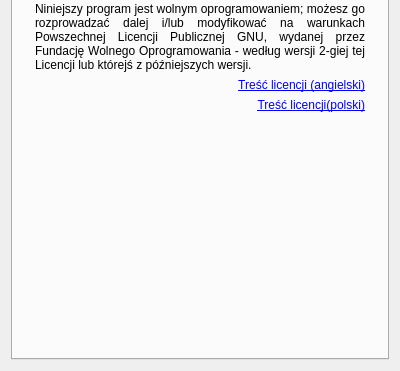
Before: the Qt Designer form interface/mainwindow.ui in Kuszki/AVR-Sensors, drawn with Qt 5; both pictures show x 0 to 400 and y 179 to 550 of the 400 by 550 pixel window.
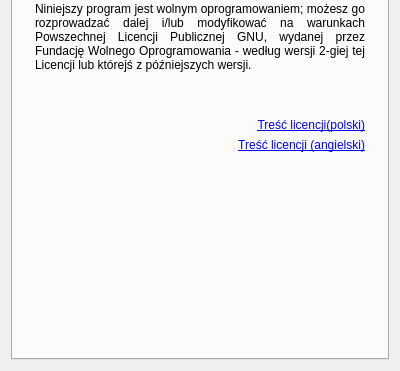
After: the same form once the commit is applied. The open tabs and pages were chosen to show the change. Icons and pictures are not drawn.

```diff
--- a/interface/mainwindow.ui
+++ b/interface/mainwindow.ui
@@ -39,14 +39,17 @@
          <layout class="QVBoxLayout" name="layoutSensors"/>
         </item>
         <item row="1" column="0">
-         <widget class="QWidget" name="layoutHelper" native="true">
-          <property name="sizePolicy">
-           <sizepolicy hsizetype="Expanding" vsizetype="Expanding">
-            <horstretch>0</horstretch>
-            <verstretch>0</verstretch>
-           </sizepolicy>
+         <spacer name="verticalSpacer">
+          <property name="orientation">
+           <enum>Qt::Vertical</enum>
           </property>
-         </widget>
+          <property name="sizeHint" stdset="0">
+           <size>
+            <width>20</width>
+            <height>40</height>
+           </size>
+          </property>
+         </spacer>
         </item>
        </layout>
       </widget>
@@ -373,9 +376,15 @@
         </item>
         <item row="1" column="0">
          <widget class="QWidget" name="layoutLicense" native="true">
-          <layout class="QGridLayout" name="gridLayout_5">
-           <item row="0" column="0">
+          <layout class="QGridLayout" name="gridLayout">
+           <item row="0" column="0" colspan="2">
             <widget class="QLabel" name="labelLicenseText">
+             <property name="sizePolicy">
+              <sizepolicy hsizetype="Preferred" vsizetype="Fixed">
+               <horstretch>0</horstretch>
+               <verstretch>0</verstretch>
+              </sizepolicy>
+             </property>
              <property name="text">
               <string>Niniejszy program jest wolnym oprogramowaniem; możesz go rozprowadzać dalej i/lub modyfikować na warunkach Powszechnej Licencji Publicznej GNU, wydanej przez Fundację Wolnego Oprogramowania - według wersji 2-giej tej Licencji lub którejś z późniejszych wersji.</string>
              </property>
@@ -391,15 +400,13 @@
             </widget>
            </item>
            <item row="1" column="0">
-            <layout class="QHBoxLayout" name="layoutFoot">
-             <item>
-              <layout class="QVBoxLayout" name="verticalLayout_2">
+            <layout class="QVBoxLayout" name="layouLogo">
                <item>
                 <widget class="QLabel" name="labelGNU">
                  <property name="minimumSize">
                   <size>
-                   <width>120</width>
-                   <height>120</height>
+                 <width>150</width>
+                 <height>150</height>
                   </size>
                  </property>
                  <property name="maximumSize">
@@ -417,40 +424,46 @@
                 </widget>
                </item>
                <item>
-                <widget class="QWidget" name="widget_2" native="true">
-                 <property name="sizePolicy">
-                  <sizepolicy hsizetype="Preferred" vsizetype="Expanding">
-                   <horstretch>0</horstretch>
-                   <verstretch>0</verstretch>
-                  </sizepolicy>
-                 </property>
-                </widget>
+              <spacer name="spacerLogoDOWN">
+               <property name="orientation">
+                <enum>Qt::Vertical</enum>
+               </property>
+               <property name="sizeHint" stdset="0">
+                <size>
+                 <width>20</width>
+                 <height>40</height>
+                </size>
+               </property>
+              </spacer>
                </item>
               </layout>
              </item>
-             <item>
+           <item row="1" column="1">
               <layout class="QVBoxLayout" name="layoutLinks">
                <item>
-                <widget class="QLabel" name="labelLicensePL">
-                 <property name="sizePolicy">
-                  <sizepolicy hsizetype="Preferred" vsizetype="Fixed">
-                   <horstretch>0</horstretch>
-                   <verstretch>0</verstretch>
-                  </sizepolicy>
-                 </property>
-                 <property name="text">
-                  <string>&lt;a href=&quot;http://www.gnu.org/licenses/gpl-2.0.html&quot;&gt;Treść licencji (angielski)&lt;/a&gt;</string>
-                 </property>
-                 <property name="alignment">
-                  <set>Qt::AlignRight|Qt::AlignTop|Qt::AlignTrailing</set>
-                 </property>
-                 <property name="openExternalLinks">
-                  <bool>true</bool>
-                 </property>
-                </widget>
+              <spacer name="spacerLinksUP">
+               <property name="orientation">
+                <enum>Qt::Vertical</enum>
+               </property>
+               <property name="sizeType">
+                <enum>QSizePolicy::Fixed</enum>
+               </property>
+               <property name="sizeHint" stdset="0">
+                <size>
+                 <width>20</width>
+                 <height>40</height>
+                </size>
+               </property>
+              </spacer>
                </item>
                <item>
                 <widget class="QLabel" name="labelLicenseEN">
+               <property name="sizePolicy">
+                <sizepolicy hsizetype="Preferred" vsizetype="Fixed">
+                 <horstretch>0</horstretch>
+                 <verstretch>0</verstretch>
+                </sizepolicy>
+               </property>
                  <property name="text">
                   <string>&lt;a href=&quot;http://gnu.org.pl/text/licencja-gnu.html&quot;&gt;Treść licencji(polski)</string>
                  </property>
@@ -462,7 +475,37 @@
                  </property>
                 </widget>
                </item>
-              </layout>
+             <item>
+              <widget class="QLabel" name="labelLicensePL">
+               <property name="sizePolicy">
+                <sizepolicy hsizetype="Preferred" vsizetype="Fixed">
+                 <horstretch>0</horstretch>
+                 <verstretch>0</verstretch>
+                </sizepolicy>
+               </property>
+               <property name="text">
+                <string>&lt;a href=&quot;http://www.gnu.org/licenses/gpl-2.0.html&quot;&gt;Treść licencji (angielski)&lt;/a&gt;</string>
+               </property>
+               <property name="alignment">
+                <set>Qt::AlignRight|Qt::AlignTop|Qt::AlignTrailing</set>
+               </property>
+               <property name="openExternalLinks">
+                <bool>true</bool>
+               </property>
+              </widget>
+             </item>
+             <item>
+              <spacer name="spacerLinksDOWN">
+               <property name="orientation">
+                <enum>Qt::Vertical</enum>
+               </property>
+               <property name="sizeHint" stdset="0">
+                <size>
+                 <width>20</width>
+                 <height>40</height>
+                </size>
+               </property>
+              </spacer>
              </item>
             </layout>
            </item>
```
Lines whose indentation alone changed are shown as unchanged.
